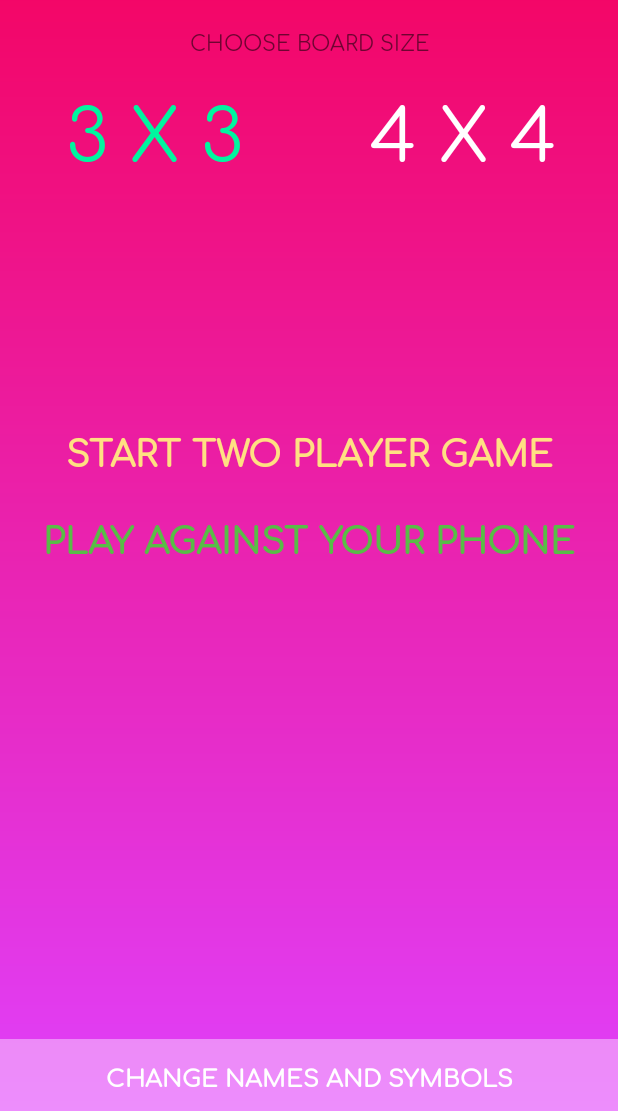
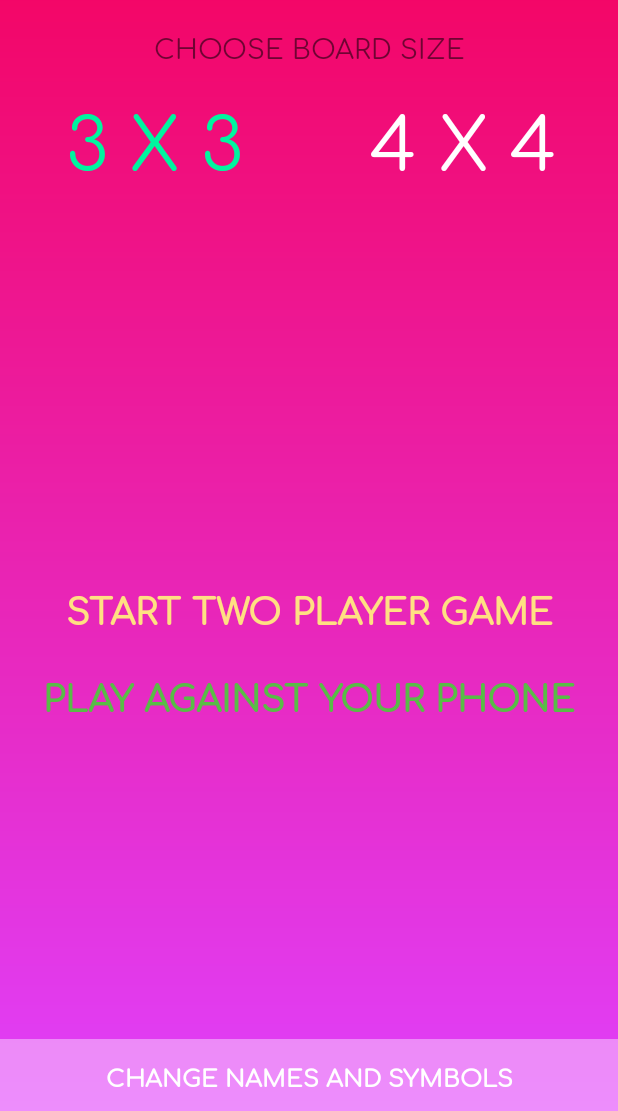
Before and after one commit to MythicalJourneyman/Tic-Tac-Toe, an Android app: the screen it shows after launch (HomeActivity), on a phone screen of 412 x 824 dp, the part 125-1236 px from its top. Run offline under Robolectric (Android 15) with nearby library versions, the phone set to English and light mode, and no system bars; our stand-ins replace data binding.

Commit message:
home page font size fix

```diff
--- a/app/build.gradle
+++ b/app/build.gradle
@@ -14,8 +14,8 @@ android {
         applicationId "com.mythicaljourneyman.tic_tac_toe"
         minSdkVersion 21
         targetSdkVersion 27
-        versionCode 1
-        versionName "1.0"
+        versionCode 2
+        versionName "1.1.0"
         testInstrumentationRunner "android.support.test.runner.AndroidJUnitRunner"
     }
     buildTypes {
--- a/app/src/main/res/layout/activity_home.xml
+++ b/app/src/main/res/layout/activity_home.xml
@@ -18,7 +18,7 @@
             android:text="@string/app_name"
             android:textAllCaps="true"
             android:textColor="#fff"
-            android:textSize="48sp"
+            android:textSize="48dp"
             android:textStyle="bold"/>
 
         <android.support.v7.widget.AppCompatTextView
@@ -28,11 +28,13 @@
             android:layout_below="@+id/title"
             android:layout_gravity="center"
             android:layout_margin="8dp"
+            android:textSize="18dp"
             android:gravity="center"
             android:text="@string/choose_board_size"
             android:textAllCaps="true"/>
 
         <android.support.v7.widget.LinearLayoutCompat
+            android:id="@+id/chooseBoardContainer"
             android:layout_width="match_parent"
             android:layout_height="wrap_content"
             android:layout_below="@+id/choose_board"
@@ -49,7 +51,7 @@
                 android:gravity="center"
                 android:text="3 X 3"
                 android:textColor="#fff"
-                android:textSize="48sp"/>
+                android:textSize="48dp"/>
 
             <android.support.v7.widget.AppCompatTextView
                 android:id="@+id/fourGrid"
@@ -60,8 +62,14 @@
                 android:gravity="center"
                 android:text="4 X 4"
                 android:textColor="#fff"
-                android:textSize="48sp"/>
+                android:textSize="48dp"/>
         </android.support.v7.widget.LinearLayoutCompat>
+
+        <RelativeLayout
+            android:id="@+id/buttonContainer"
+            android:layout_width="match_parent"
+            android:layout_height="match_parent"
+            android:layout_below="@+id/chooseBoardContainer">
 
             <android.support.v7.widget.AppCompatButton
                 android:id="@+id/twoPlayer"
@@ -72,7 +80,7 @@
                 android:layout_centerInParent="true"
                 android:text="@string/start_two_player"
                 android:textColor="#ffe082"
-            android:textSize="24sp"
+                android:textSize="24dp"
                 android:textStyle="bold"/>
 
             <View
@@ -89,8 +97,10 @@
                 android:layout_below="@+id/middle"
                 android:text="@string/start_single_player"
                 android:textColor="#59bc47"
-            android:textSize="24sp"
+                android:textSize="24dp"
                 android:textStyle="bold"/>
+
+        </RelativeLayout>
 
         <android.support.v7.widget.AppCompatButton
             android:id="@+id/chooseNames"
@@ -101,7 +111,7 @@
             android:background="#6fff"
             android:text="@string/choose_names"
             android:textColor="#fff"
-            android:textSize="16sp"
+            android:textSize="16dp"
             android:textStyle="bold"/>
     </RelativeLayout>
 </layout>
--- a/app/src/main/res/layout/layout_game_item.xml
+++ b/app/src/main/res/layout/layout_game_item.xml
@@ -31,7 +31,7 @@
                     android:layout_gravity="center"
                     android:gravity="center"
                     android:textColor="#000"
-                    android:textSize="48sp"
+                    android:textSize="48dp"
                     android:textStyle="bold"/>
 
                 <com.mythicaljourneyman.tic_tac_toe.views.widgets.IconTextView
@@ -42,7 +42,7 @@
                     android:layout_gravity="center"
                     android:gravity="center"
                     android:textColor="#000"
-                    android:textSize="48sp"
+                    android:textSize="48dp"
                     android:textStyle="bold"/>
 
             </FrameLayout>
--- a/app/src/main/res/layout/layout_symbol_chooser_item.xml
+++ b/app/src/main/res/layout/layout_symbol_chooser_item.xml
@@ -8,7 +8,7 @@
         android:layout_width="match_parent"
         android:layout_height="wrap_content"
         android:gravity="center"
-        android:textSize="48sp"
+        android:textSize="48dp"
         >
 
     </com.mythicaljourneyman.tic_tac_toe.views.widgets.IconTextView>
```
Also changed, not shown: app/src/main/res/layout/activity_edit_names.xml (+6 -6 lines), app/src/main/res/layout/activity_game.xml (+9 -9 lines). Lines whose indentation alone changed are shown as unchanged.
